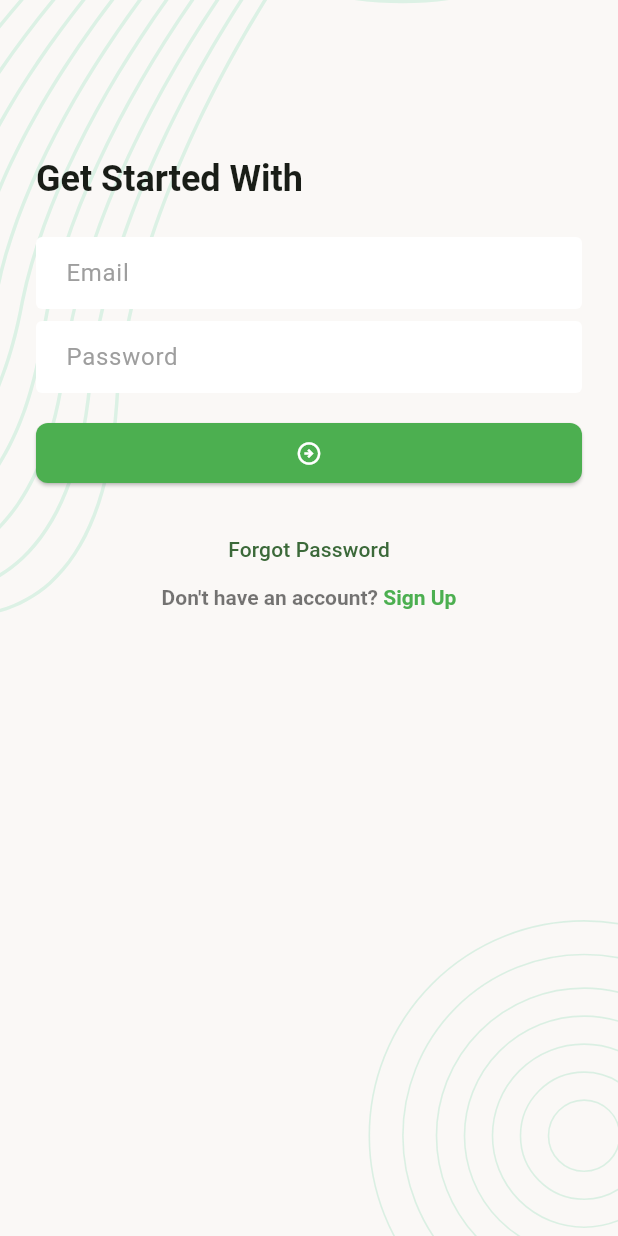
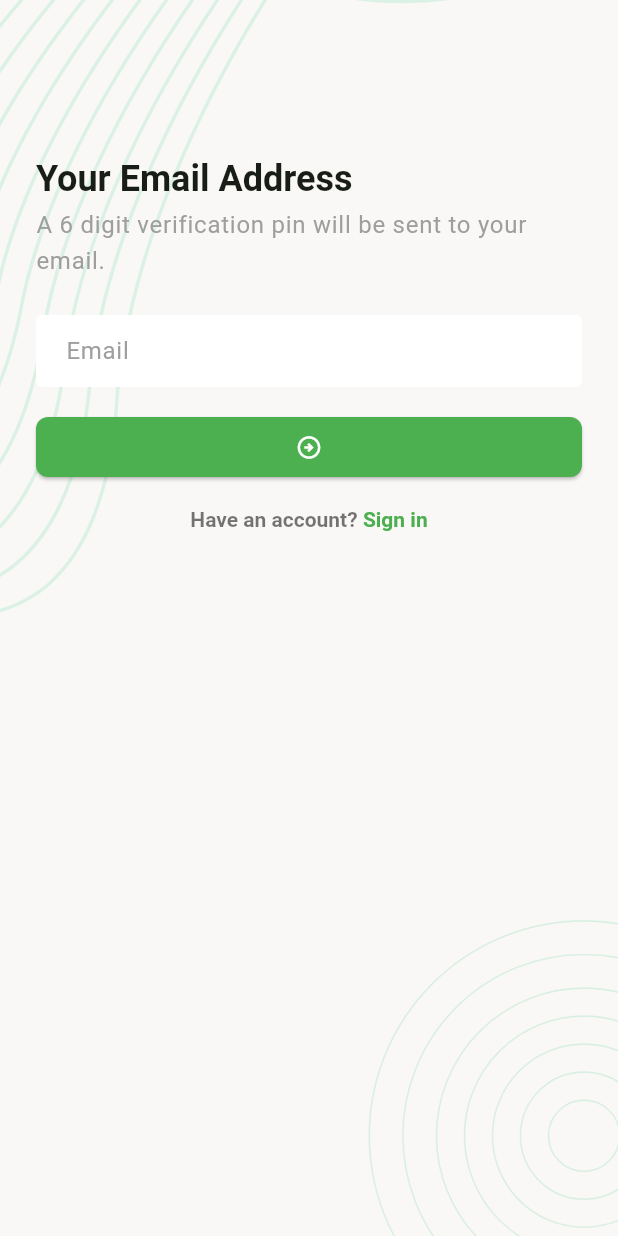
Before and after one commit to sabbirafmkhan/task_manager, a Flutter app: the screen it shows after launch, after a tap on "Forgot Password", on a phone screen of 412 x 824 dp. Run offline on Flutter 3.47's test engine with Material 3 defaults, Android fonts, the phone set to English and light mode, and no system bars; our stand-ins replace flutter_svg.

Commit message:
complete ForgotPasswordVerifyEmailScreen

```diff
--- /dev/null
+++ b/lib/UI/Screens/forgot_password_verify_email_screen.dart
@@ -0,0 +1,94 @@
+import 'package:flutter/gestures.dart';
+import 'package:flutter/material.dart';
+import 'package:task_manager/UI/Widgets/screen_background.dart';
+
+class ForgotPasswordVerifyEmailScreen extends StatefulWidget {
+  const ForgotPasswordVerifyEmailScreen({super.key});
+
+  @override
+  State<ForgotPasswordVerifyEmailScreen> createState() =>
+      _ForgotPasswordVerifyEmailScreenState();
+}
+
+class _ForgotPasswordVerifyEmailScreenState
+    extends State<ForgotPasswordVerifyEmailScreen> {
+  final TextEditingController _emailTEController = TextEditingController();
+  final GlobalKey<FormState> _formKey = GlobalKey<FormState>();
+
+  @override
+  Widget build(BuildContext context) {
+    return Scaffold(
+      body: ScreenBackground(
+        child: Padding(
+          padding: const EdgeInsets.all(24),
+          child: Form(
+            key: _formKey,
+            child: Column(
+              crossAxisAlignment: CrossAxisAlignment.start,
+              children: [
+                const SizedBox(height: 80),
+                Text(
+                  "Your Email Address",
+                  style: Theme.of(context).textTheme.titleLarge,
+                ),
+                const SizedBox(height: 4),
+                Text(
+                  "A 6 digit verification pin will be sent to your email.",
+                  style: Theme.of(
+                    context,
+                  ).textTheme.bodyLarge?.copyWith(color: Colors.grey),
+                ),
+                const SizedBox(height: 24),
+                TextField(
+                  keyboardType: TextInputType.emailAddress,
+                  controller: _emailTEController,
+                  decoration: InputDecoration(hintText: "Email"),
+                ),
+                const SizedBox(height: 16),
+                ElevatedButton(
+                  onPressed: () {},
+                  child: Icon(Icons.arrow_circle_right_outlined),
+                ),
+                const SizedBox(height: 16),
+                Center(
+                  child: RichText(
+                    text: TextSpan(
+                      style: TextStyle(
+                        color: Colors.black54,
+                        fontWeight: FontWeight.w600,
+                        fontSize: 14,
+                      ),
+                      children: [
+                        TextSpan(text: "Have an account? "),
+                        TextSpan(
+                          text: "Sign in",
+                          style: TextStyle(
+                            color: Colors.green,
+                            fontWeight: FontWeight.bold,
+                          ),
+                          recognizer:
+                              TapGestureRecognizer()
+                                ..onTap = _onTabSignInButton,
+                        ),
+                      ],
+                    ),
+                  ),
+                ),
+              ],
+            ),
+          ),
+        ),
+      ),
+    );
+  }
+
+  void _onTabSignInButton() {
+    Navigator.pop(context);
+  }
+
+  @override
+  void dispose() {
+    _emailTEController.dispose();
+    super.dispose();
+  }
+}
--- a/lib/UI/Screens/login_screen.dart
+++ b/lib/UI/Screens/login_screen.dart
@@ -1,6 +1,7 @@
 import 'package:flutter/gestures.dart';
 import 'package:flutter/material.dart';
-import 'package:task_manager/UI/Screens/ragister_screen.dart';
+import 'package:task_manager/UI/Screens/forgot_password_verify_email_screen.dart';
+import 'package:task_manager/UI/Screens/register_screen.dart';
 import 'package:task_manager/UI/Widgets/screen_background.dart';
 
 class LoginScreen extends StatefulWidget {
@@ -95,5 +96,19 @@ class _LoginScreenState extends State<LoginScreen> {
     );
   }
 
-  void _onTabForgotPasswordButton() {}
+  void _onTabForgotPasswordButton() {
+    Navigator.push(
+      context,
+      MaterialPageRoute(
+        builder: (context) => const ForgotPasswordVerifyEmailScreen(),
+      ),
+    );
+  }
+
+  @override
+  void dispose() {
+    _emailTEController.dispose();
+    _passwordTEController.dispose();
+    super.dispose();
+  }
 }
```
Also changed, not shown: lib/UI/Screens/register_screen.dart (renamed from lib/UI/Screens/ragister_screen.dart).
